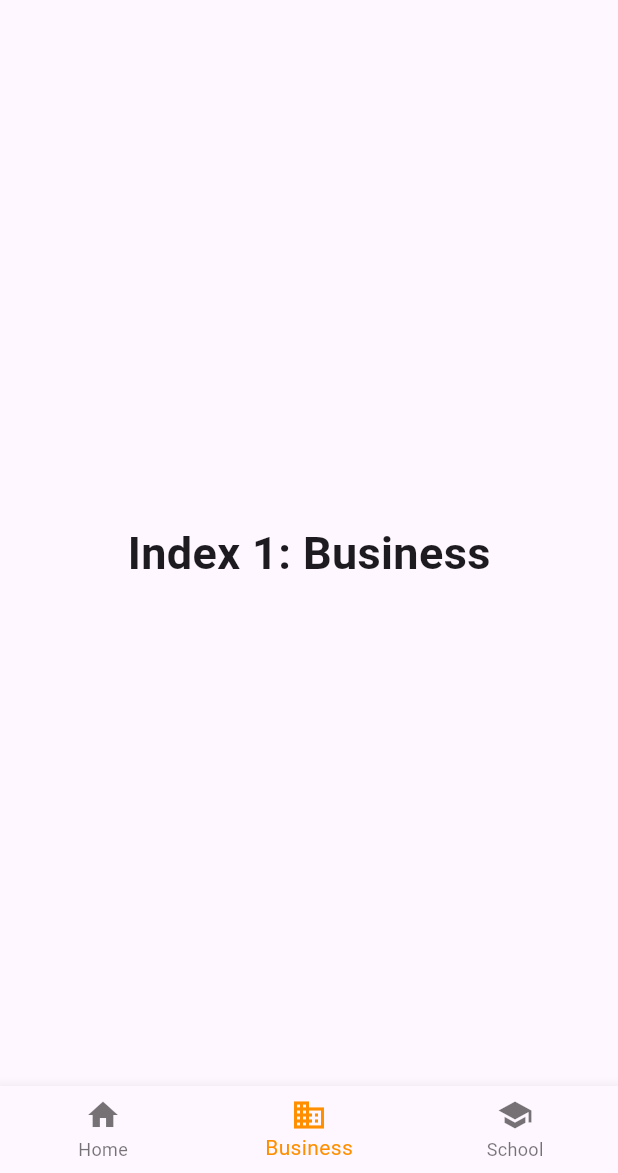
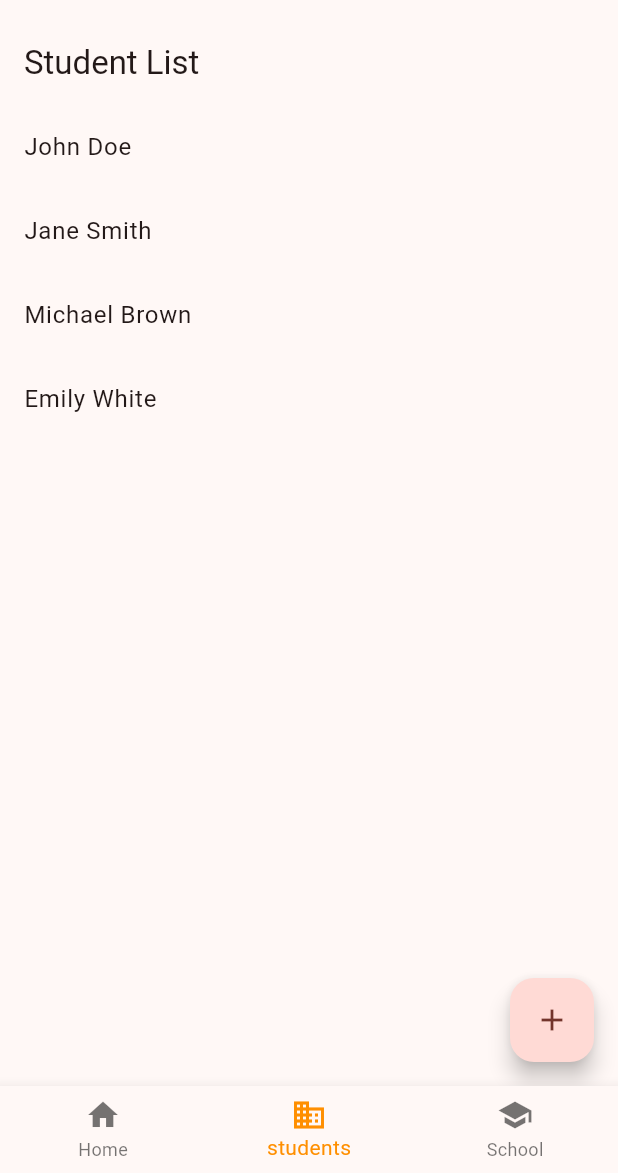
Before and after one commit to coderbruv123/My_Mobile_app, a Flutter app: the screen it shows after launch, item 2 of the bottom bar chosen, on a phone screen of 412 x 824 dp, the part 63-1236 px from its top. Run offline on Flutter 3.47's test engine with Material 3 defaults, Android fonts, the phone set to English and light mode, and no system bars.

Commit message:
4-28-2025 changes

```diff
--- a/lib/pages/app/my_app.dart
+++ b/lib/app/my_app.dart
@@ -1,6 +1,6 @@
-import 'package:bca_student_app/pages/screens/My_Home_page.dart';
+import 'package:bca_student_app/app/currencyconverter_material_page.dart';
+import 'package:bca_student_app/widgets/bottom_nav_bar.dart';
 import 'package:flutter/material.dart';
-
 
 
 class MyApp extends StatelessWidget {
@@ -16,7 +16,6 @@ class MyApp extends StatelessWidget {
         colorScheme: ColorScheme.fromSeed(seedColor: const Color.fromARGB(255, 234, 11, 11)),
         useMaterial3: true,
       ),
-      home: const MyHomePage(title: 'Prashant First Application'),
-    );
+home: BottomNavigationBarExample(),    );
   }
 }
--- /dev/null
+++ b/lib/app/student_list.dart
@@ -0,0 +1,41 @@
+import 'package:flutter/material.dart';
+
+class StudentList extends StatefulWidget{
+  const StudentList({super.key});
+
+  @override
+  State<StudentList> createState() => _StudentListState();
+
+}
+
+class _StudentListState extends State<StudentList> {
+  final List<String> _students = ['John Doe', 'Jane Smith', 'Michael Brown', 'Emily White'];
+
+  void _addStudents() {
+    setState(() {
+     _students.add('New Student ${_students.length + 1}');
+    });
+  }
+
+  @override
+  Widget build(BuildContext context) {
+    return Scaffold(
+   appBar: AppBar(
+      title: const Text('Student List'),
+    ),
+      body: ListView.builder(
+        itemCount: _students.length,
+        itemBuilder: (context, index) {
+          return ListTile(
+            title: Text(_students[index]),
+          );
+        },
+    ),
+      floatingActionButton: FloatingActionButton(
+        onPressed: _addStudents,
+        tooltip: 'Add Student',
+        child: const Icon(Icons.add),
+      ),
+    );
+  }
+}
--- /dev/null
+++ b/lib/main.dart
@@ -0,0 +1,6 @@
+ import 'package:bca_student_app/app/my_app.dart';
+import 'package:flutter/material.dart';
+ void main() {
+
+  runApp(const MyApp());
+}
--- a/lib/pages/main.dart
+++ /dev/null
@@ -1,6 +0,0 @@
-import 'package:bca_student_app/pages/app/my_app.dart';
-import 'package:flutter/material.dart';
-
-void main() {
-  runApp(const MyApp());
-}
--- a/lib/pages/screens/my_Home_page.dart
+++ /dev/null
@@ -1,104 +0,0 @@
-// ignore_for_file: file_names
-
-import 'package:bca_student_app/pages/screens/bottom_navigation_bar.dart';
-import 'package:flutter/material.dart';
-
-class MyHomePage extends StatefulWidget {
-  const MyHomePage({super.key, required this.title});
-
-  final String title;
-
-  @override
-  State<MyHomePage> createState() => _MyHomePageState();
-}
-class _MyHomePageState extends State<MyHomePage> {
-
- var wtController = TextEditingController();
- var ftController = TextEditingController();
- var inController = TextEditingController();
- var result = "";
-  @override
-  Widget build(BuildContext context) {
-   return Scaffold(
-      appBar: AppBar(
-        title: Text(widget.title),
-      ),
-      body: Center(
-        child: SizedBox(
-        width: 300,
-
-      child: Column(
-        mainAxisAlignment: MainAxisAlignment.center,
-        children:[
-          Text('BMI', style: TextStyle(
-            fontSize: 14, fontWeight: FontWeight.w900
-          ),),
-
-          SizedBox(height: 21,),
-          TextField(
-            controller: wtController ,
-            decoration: InputDecoration(
-              label: Text("Enter your weight"),
-              prefixIcon: Icon(Icons.line_weight)
-            ),
-              keyboardType: TextInputType.number,
-          ),
-          SizedBox(height: 21,),
-          TextField(
-            controller: ftController,
-            decoration: InputDecoration(
-              label: Text("Enter your height(in feet)"),
-              prefixIcon: Icon(Icons.height)
-          ),
-          keyboardType: TextInputType.number,),
-          SizedBox(height: 21,),
-
-          TextField(
-            controller: inController,
-            decoration: InputDecoration(
-              label: Text("Enter your height(in inches)"),
-              prefixIcon: Icon(Icons.height)
-          ),
-                    keyboardType: TextInputType.number,),
-           SizedBox(height: 21,),
-           ElevatedButton(onPressed:(){
-
-            var wt = wtController.text;
-            var ft = ftController.text;
-            var inch = inController.text;
-
-            if(wt!="" && ft!="" && inch !=""){
-              //BMI calculation
-
-
-              var iWt = int.parse(wt);
-              var ift = int.parse(ft);
-              var iInch = int.parse(inch);
-
-
-              var tInch = (ift * 12) + iInch;
-              var tCm = tInch*2.54;
-
-              var tM = tCm/100;
-              var bmi = iWt/(tM*tM);
-                setState(() {
-            result = "Your BMi is : $bmi";
-
-                });
-            }
-            else{
-              setState(() {
-                result="Please fill all the required blanks!";
-
-              });
-            }
-
-
-           }, child: Text("Calculate")),
-          Text(result, style: TextStyle(fontSize: 16),)
-        ]))  ),
-        bottomNavigationBar: BottomNavigationBarExampleApp(),
-        );
-}
-
-}
--- a/lib/pages/screens/bottom_navigation_bar.dart
+++ b/lib/widgets/bottom_nav_bar.dart
@@ -1,31 +1,22 @@
+import 'package:bca_student_app/app/student_list.dart';
 import 'package:flutter/material.dart';
-
-/// Flutter code sample for [BottomNavigationBar].
-
-
-class BottomNavigationBarExampleApp extends StatelessWidget {
-  const BottomNavigationBarExampleApp({super.key});
-
-  @override
-  Widget build(BuildContext context) {
-    return const MaterialApp(home: BottomNavigationBarExample());
-  }
-}
+import 'package:bca_student_app/app/currencyconverter_material_page.dart';
 
 class BottomNavigationBarExample extends StatefulWidget {
   const BottomNavigationBarExample({super.key});
 
   @override
-  State<BottomNavigationBarExample> createState() => _BottomNavigationBarExampleState();
+    BottomNavigationBarExampleState createState() => BottomNavigationBarExampleState();
 }
 
-class _BottomNavigationBarExampleState extends State<BottomNavigationBarExample> {
+class BottomNavigationBarExampleState extends State<BottomNavigationBarExample> {
   int _selectedIndex = 0;
+
   static const TextStyle optionStyle = TextStyle(fontSize: 30, fontWeight: FontWeight.bold);
   static const List<Widget> _widgetOptions = <Widget>[
-    Text('Index 0: Home', style: optionStyle),
-    Text('Index 1: Business', style: optionStyle),
-    Text('Index 2: School', style: optionStyle),
+    CurrencyconverterMaterialPage(),
+    StudentList(),
+    Text('Index 2: Profile', style: optionStyle),
   ];
 
   void _onItemTapped(int index) {
@@ -42,7 +33,7 @@ class _BottomNavigationBarExampleState extends State<BottomNavigationBarExample>
       bottomNavigationBar: BottomNavigationBar(
         items: const <BottomNavigationBarItem>[
           BottomNavigationBarItem(icon: Icon(Icons.home), label: 'Home'),
-          BottomNavigationBarItem(icon: Icon(Icons.business), label: 'Business'),
+          BottomNavigationBarItem(icon: Icon(Icons.business), label: 'students'),
           BottomNavigationBarItem(icon: Icon(Icons.school), label: 'School'),
         ],
         currentIndex: _selectedIndex,
```
Also changed, not shown: lib/app/currencyconverter_material_page.dart (added, +34 -0 lines), 2 other files.
